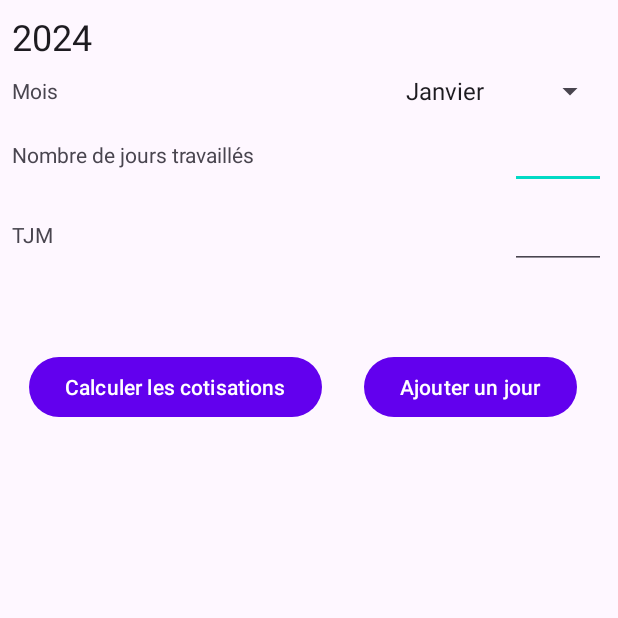
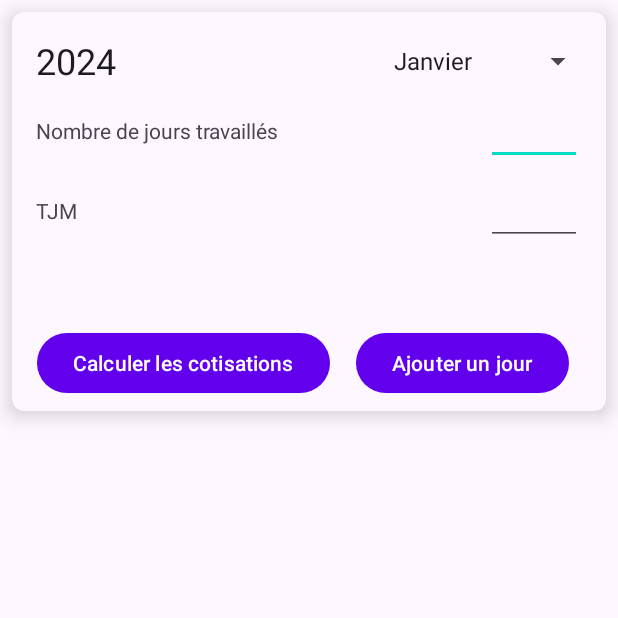
Before and after one commit to francoisbiar/facturefacile, an Android app: the screen it shows after launch (MainActivity), on a phone screen of 412 x 824 dp, the top half of it. Run offline under Robolectric (Android 15) with nearby library versions, the phone set to English and light mode, and no system bars; our stand-ins replace Firebase (no records; nobody signed in at launch, a user with empty details on screens opened directly), Room's generated code, data binding.

Commit message:
improve layout and styles

```diff
--- a/app/src/main/java/com/francoisbari/facturefacile/ui/main/MainFragment.kt
+++ b/app/src/main/java/com/francoisbari/facturefacile/ui/main/MainFragment.kt
@@ -1,7 +1,6 @@
 package com.francoisbari.facturefacile.ui.main
 
 import android.os.Bundle
-import android.util.Log
 import android.view.LayoutInflater
 import android.view.View
 import android.view.ViewGroup
@@ -39,9 +38,9 @@ class MainFragment : Fragment() {
         binding.viewModel = viewModel
         viewModel.computeContributionsLiveData.observe(viewLifecycleOwner) {
             if (it) {
-                Log.d("MainFragment", "computeContributionsLiveData")
                 // Show the ContributionsFragment
                 val contributionsFragment = ContributionsFragment.newInstance()
+                binding.contributionsCardView.visibility = View.VISIBLE
                 childFragmentManager.beginTransaction().apply {
                     replace(binding.contributionsContainerView.id, contributionsFragment)
                     addToBackStack(null)
--- a/app/src/main/res/layout/fragment_contributions.xml
+++ b/app/src/main/res/layout/fragment_contributions.xml
@@ -21,7 +21,8 @@
             android:text="@{@string/total_contributions_d(viewModel.totalContributionsLiveData)}"
             app:layout_constraintEnd_toEndOf="parent"
             app:layout_constraintStart_toStartOf="parent"
-            app:layout_constraintTop_toTopOf="parent" />
+            app:layout_constraintTop_toTopOf="parent"
+            tools:text="Total Contributions for 2024: 78 5076 €" />
 
     </androidx.constraintlayout.widget.ConstraintLayout>
 </layout>
--- a/app/src/main/res/layout/fragment_main.xml
+++ b/app/src/main/res/layout/fragment_main.xml
@@ -9,6 +9,22 @@
             name="viewModel"
             type="com.francoisbari.facturefacile.viewmodels.MainViewModel" />
     </data>
+
+    <RelativeLayout
+        android:layout_width="match_parent"
+        android:layout_height="match_parent">
+
+
+        <androidx.cardview.widget.CardView
+            android:id="@+id/mainContainer"
+            android:layout_width="wrap_content"
+            android:layout_height="wrap_content"
+            android:layout_alignParentStart="true"
+            android:layout_alignParentTop="true"
+            android:layout_alignParentEnd="true"
+            android:layout_centerInParent="true"
+            android:layout_margin="8dp">
+
 
             <androidx.constraintlayout.widget.ConstraintLayout
                 android:id="@+id/main"
@@ -26,9 +42,23 @@
                     app:layout_constraintStart_toStartOf="parent"
                     app:layout_constraintTop_toTopOf="parent" />
 
+
+                <Spinner
+                    android:id="@+id/monthSpinner"
+                    android:layout_width="wrap_content"
+                    android:layout_height="wrap_content"
+                    android:onItemSelected="@{(parent, view, position, id) -> viewModel.selectMonth(parent.getItemAtPosition(position).toString())}"
+                    app:flow_horizontalBias="1.0"
+                    app:layout_constraintBottom_toBottomOf="@id/monthTextView"
+                    app:layout_constraintEnd_toEndOf="parent"
+                    app:layout_constraintHorizontal_bias="1.0"
+                    app:layout_constraintStart_toEndOf="@id/monthTextView"
+                    app:layout_constraintTop_toTopOf="@id/monthTextView" />
+
+
                 <LinearLayout
-            android:id="@+id/linearLayoutMonth"
-            android:layout_width="match_parent"
+                    android:id="@+id/linearLayoutNbOfDays"
+                    android:layout_width="0dp"
                     android:layout_height="wrap_content"
                     android:layout_margin="8dp"
                     android:gravity="center"
@@ -37,33 +67,6 @@
                     app:layout_constraintStart_toStartOf="parent"
 
                     app:layout_constraintTop_toBottomOf="@id/monthTextView">
-
-            <TextView
-                android:id="@+id/textViewMonthTitle"
-                android:layout_width="0dp"
-                android:layout_height="wrap_content"
-                android:layout_weight="1"
-                android:text="@string/monthTitle" />
-
-            <Spinner
-                android:id="@+id/monthSpinner"
-                android:layout_width="wrap_content"
-                android:layout_height="wrap_content"
-                android:onItemSelected="@{(parent, view, position, id) -> viewModel.selectMonth(parent.getItemAtPosition(position).toString())}" />
-        </LinearLayout>
-
-
-        <LinearLayout
-            android:id="@+id/linearLayoutNbOfDays"
-            android:layout_width="match_parent"
-            android:layout_height="wrap_content"
-            android:layout_margin="8dp"
-            android:gravity="center"
-            android:orientation="horizontal"
-            app:layout_constraintEnd_toEndOf="parent"
-            app:layout_constraintStart_toStartOf="parent"
-
-            app:layout_constraintTop_toBottomOf="@id/linearLayoutMonth">
 
                     <TextView
                         android:id="@+id/textViewNbOfDaysTitle"
@@ -85,7 +88,7 @@
 
                 <LinearLayout
                     android:id="@+id/linearLayoutTjm"
-            android:layout_width="match_parent"
+                    android:layout_width="0dp"
                     android:layout_height="wrap_content"
                     android:layout_margin="8dp"
                     android:gravity="center"
@@ -127,8 +130,8 @@
                     android:id="@+id/grandTotalTextView"
                     android:layout_width="wrap_content"
                     android:layout_height="wrap_content"
+                    android:text="@{@string/grandTotalTitle(viewModel.yearlyTotalLiveData)}"
                     app:layout_constraintEnd_toEndOf="parent"
-            android:text="@{@string/grandTotalTitle(viewModel.yearlyTotalLiveData)}"
                     app:layout_constraintStart_toStartOf="parent"
                     app:layout_constraintTop_toBottomOf="@id/totalMonthTextView"
                     tools:text="Grand Total of the year: 78097 € HT" />
@@ -157,14 +160,25 @@
                     app:layout_constraintStart_toStartOf="parent"
                     app:layout_constraintTop_toTopOf="@+id/addOneDayButton" />
 
+            </androidx.constraintlayout.widget.ConstraintLayout>
+        </androidx.cardview.widget.CardView>
+
+        <androidx.cardview.widget.CardView
+            android:id="@+id/contributionsCardView"
+            android:layout_width="0dp"
+            android:layout_height="wrap_content"
+            android:layout_below="@id/mainContainer"
+            android:layout_alignParentStart="true"
+            android:layout_alignParentEnd="true"
+            android:layout_margin="8dp"
+            android:visibility="gone"
+            tools:visibility="visible">
+
             <androidx.fragment.app.FragmentContainerView
                 android:id="@+id/contributionsContainerView"
-            android:layout_width="0dp"
-            android:layout_height="0dp"
-            app:layout_constraintBottom_toBottomOf="parent"
-            app:layout_constraintEnd_toEndOf="parent"
-            app:layout_constraintStart_toStartOf="parent"
-            app:layout_constraintTop_toBottomOf="@+id/addOneDayButton" />
-
-    </androidx.constraintlayout.widget.ConstraintLayout>
+                android:layout_width="wrap_content"
+                android:layout_height="wrap_content"
+                tools:layout="@layout/fragment_contributions" />
+        </androidx.cardview.widget.CardView>
+    </RelativeLayout>
 </layout>
--- /dev/null
+++ b/app/src/main/res/values/styles.xml
@@ -0,0 +1,10 @@
+<?xml version="1.0" encoding="utf-8"?>
+<resources>
+
+    <style name="MainCardViewStyle" parent="Widget.MaterialComponents.CardView">
+        <item name="cardCornerRadius">8dp</item>
+        <item name="cardElevation">8dp</item>
+        <item name="contentPadding">8dp</item>
+    </style>
+
+</resources>
--- a/app/src/main/res/values/themes.xml
+++ b/app/src/main/res/values/themes.xml
@@ -11,6 +11,7 @@
         <item name="colorOnSecondary">@color/black</item>
         <!-- Status bar color. -->
         <item name="android:statusBarColor">?attr/colorPrimaryVariant</item>
+        <item name="cardViewStyle">@style/MainCardViewStyle</item>
         <!-- Customize your theme here. -->
     </style>
 </resources>
```
Lines whose indentation alone changed are shown as unchanged.
